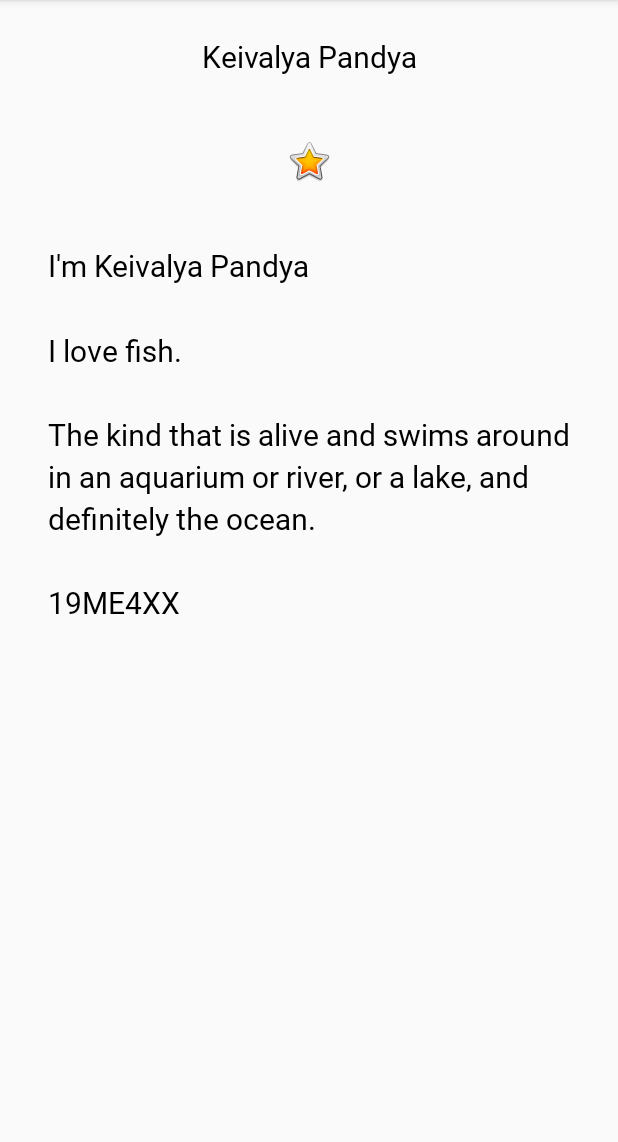
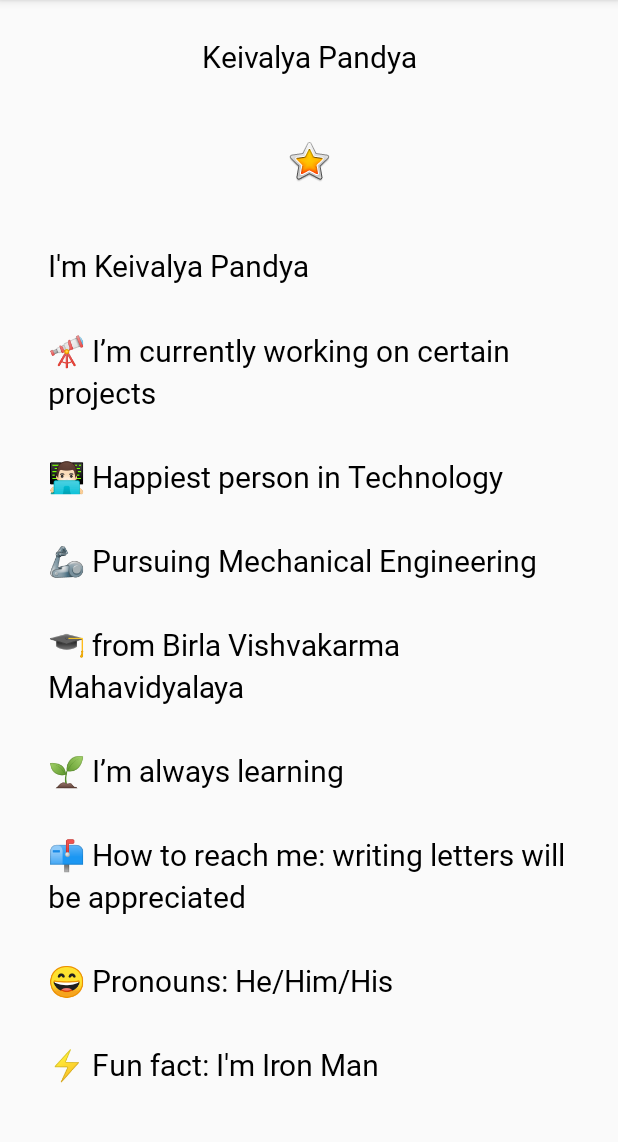
Before and after one commit to keivalya/AboutMe, an Android app: the screen it shows after launch (MainActivity), on a phone screen of 412 x 824 dp, the part 84-1226 px from its top. Run offline under Robolectric (Android 15) with nearby library versions, the phone set to English and light mode, and no system bars.

Commit message:
added AboutMe from GitHub

```diff
--- a/app/src/main/res/values/strings.xml
+++ b/app/src/main/res/values/strings.xml
@@ -4,8 +4,13 @@
     <string name="yellow_star">Yellow star</string>
     <string name="bio">
         I\'m Keivalya Pandya
-        \n\nI love fish.
-        \n\nThe kind that is alive and swims around in an aquarium or river, or a lake, and definitely the ocean.
-        \n\n19ME4XX
+        \n\n🔭 I’m currently working on certain projects
+        \n\n👨🏻‍💻 Happiest person in Technology
+        \n\n🦾 Pursuing Mechanical Engineering
+        \n\n🎓 from Birla Vishvakarma Mahavidyalaya
+        \n\n🌱 I’m always learning
+        \n\n📫 How to reach me: writing letters will be appreciated
+        \n\n😄 Pronouns: He/Him/His
+        \n\n⚡ Fun fact: I'm Iron Man
     </string>
 </resources>
```
